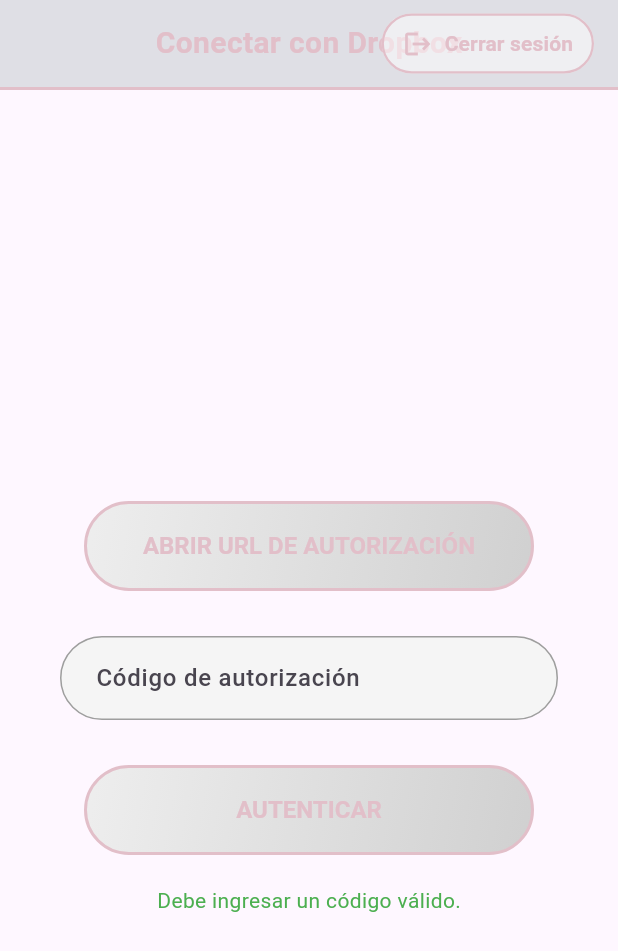
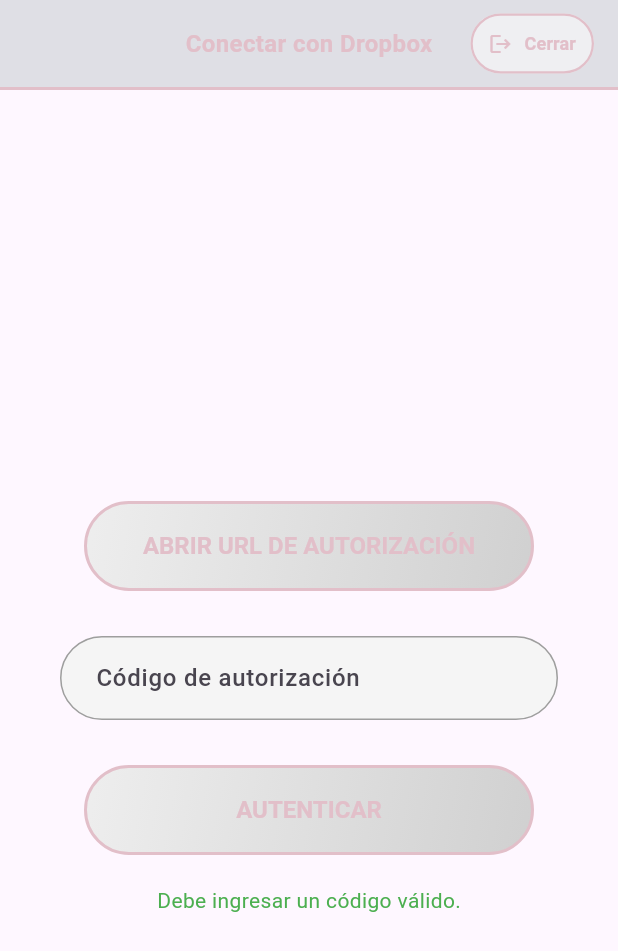
Before and after one commit to jnahuel-developer/valen_market_admin, a Flutter app: the WebDropboxAuthScreen screen opened by its route, after a tap on "ABRIR URL DE AUTORIZACIÓN", after a tap on "AUTENTICAR", on a phone screen of 412 x 824 dp. Shown: the top 951 px of the screen. Run offline on Flutter 3.47's test engine with Material 3 defaults, Android fonts, the phone set to English and light mode, and no system bars; our stand-ins replace cloud_firestore, firebase_auth, firebase_core, flutter_secure_storage, flutter_svg, google_sign_in and 2 more; missing offline and left inert: dart:html, googleapis, oauth2; accounts and stored records are empty.

Commit message:
mod0010 - Se agrega el soporte de imágenes de los productos en Dropbox, y se mejora el manejo de Tokens en el inicio y cierre de sesión

```diff
--- a/lib/services/firebase/dropbox_keys.dart
+++ b/lib/services/firebase/dropbox_keys.dart
@@ -2,6 +2,31 @@
 
 class FirebaseService {
   static final FirebaseFirestore _db = FirebaseFirestore.instance;
+
+  static Future<Map<String, String>?> getDropboxGlobalKeys() async {
+    try {
+      final doc = await FirebaseFirestore.instance
+          .collection('config')
+          .doc('dropbox')
+          .get();
+
+      if (doc.exists) {
+        final data = doc.data();
+        if (data != null &&
+            data['appKey'] != null &&
+            data['appSecret'] != null) {
+          return {
+            'appKey': data['appKey'],
+            'appSecret': data['appSecret'],
+          };
+        }
+      }
+      return null;
+    } catch (e) {
+      print('[DropboxKeys] ❌ Error al obtener claves globales: $e');
+      return null;
+    }
+  }
 
   /// Obtiene las claves de Dropbox para el admin autenticado.
   /// Retorna null si no existen claves válidas.
--- a/lib/web_flow/features/dropbox/screens/web_dropbox_auth_screen.dart
+++ b/lib/web_flow/features/dropbox/screens/web_dropbox_auth_screen.dart
@@ -23,30 +23,21 @@
   @override
   void initState() {
     super.initState();
-    _cargarClaves();
+    _cargarClavesGlobales();
   }
 
-  Future<void> _cargarClaves() async {
-    print('[DropboxAuth] Iniciando carga de claves...');
+  Future<void> _cargarClavesGlobales() async {
+    print('[DropboxAuth] Iniciando carga de claves globales...');
 
     try {
-      final adminId = await _secureStorage.read(key: 'UID');
-      print('[DropboxAuth] UID leído desde storage: $adminId');
-
-      if (adminId == null || adminId.isEmpty) {
-        setState(() => _mensaje = 'Error: No se encontró UID de sesión.');
-        print('[DropboxAuth] UID no disponible');
-        return;
-      }
-
-      final claves = await FirebaseService.getDropboxAdminKeys(adminId);
-      print('[DropboxAuth] Claves obtenidas: ${claves != null}');
+      final claves = await FirebaseService.getDropboxGlobalKeys();
+      print('[DropboxAuth] Claves globales obtenidas: ${claves != null}');
 
       if (claves == null ||
           claves['appKey'] == null ||
           claves['appSecret'] == null) {
-        setState(
-            () => _mensaje = 'Error: No se encontraron claves de Dropbox.');
+        setState(() =>
+            _mensaje = 'Error: No se encontraron claves globales de Dropbox.');
         print('[DropboxAuth] Claves nulas o incompletas');
         return;
       }
@@ -84,7 +75,6 @@
     }
 
     print('[DropboxAuth] Iniciando autenticación con código ingresado...');
-
     setState(() => _mensaje = null);
 
     try {
--- a/lib/web_flow/widgets/custom_web_top_bar.dart
+++ b/lib/web_flow/widgets/custom_web_top_bar.dart
@@ -34,14 +34,23 @@
     );
 
     if (confirmar == true) {
+      try {
         await AuthServiciosFirebaseWeb.logout();
-      await DropboxServiciosWeb.clearAccessToken();
+        await DropboxServiciosWeb.limpiarTokens();
+
         if (context.mounted) {
           Navigator.pushNamedAndRemoveUntil(
             context,
             PANTALLA_WEB__Login,
             (_) => false,
           );
+        }
+      } catch (e) {
+        if (context.mounted) {
+          ScaffoldMessenger.of(context).showSnackBar(
+            const SnackBar(content: Text('Error al cerrar sesión')),
+          );
+        }
       }
     }
   }
@@ -62,6 +71,10 @@
   Widget build(BuildContext context) {
     final bool mostrarFlecha = pantallaPadreRouteName != null &&
         pantallaPadreRouteName != ModalRoute.of(context)?.settings.name;
+
+    final isMobile = MediaQuery.of(context).size.width < 600;
+    final titleFontSize = isMobile ? 16.0 : 20.0;
+    final buttonFontSize = isMobile ? 12.0 : 14.0;
 
     return Container(
       height: 60,
@@ -93,8 +106,8 @@
           Center(
             child: Text(
               titulo,
-              style: const TextStyle(
-                fontSize: 20,
+              style: TextStyle(
+                fontSize: titleFontSize,
                 color: WebColors.textoRosa,
                 fontWeight: FontWeight.bold,
               ),
@@ -106,16 +119,19 @@
             alignment: Alignment.centerRight,
             child: ElevatedButton.icon(
               onPressed: () => _confirmarLogout(context),
-              icon: const Icon(Icons.logout, size: 20),
-              label: const Text(
-                'Cerrar sesión',
-                style: TextStyle(fontWeight: FontWeight.w600),
+              icon: Icon(Icons.logout, size: isMobile ? 16 : 20),
+              label: Text(
+                isMobile ? 'Cerrar' : 'Cerrar sesión',
+                style: TextStyle(
+                  fontSize: buttonFontSize,
+                  fontWeight: FontWeight.w600,
+                ),
               ),
               style: ElevatedButton.styleFrom(
                 backgroundColor: WebColors.blancoTraslucido,
                 foregroundColor: WebColors.textoRosa,
                 elevation: 0,
-                padding: const EdgeInsets.symmetric(horizontal: 14),
+                padding: const EdgeInsets.symmetric(horizontal: 12),
                 shape: RoundedRectangleBorder(
                   borderRadius: BorderRadius.circular(20),
                   side: const BorderSide(
```
Also changed, not shown: lib/services/dropbox/dropbox_servicios_web.dart (+58 -62 lines), lib/web_flow/features/catalogo/screens/web_agregar_producto_screen.dart (+14 -2 lines), lib/web_flow/features/catalogo/screens/web_ver_catalogo_screen.dart (+35 -12 lines), lib/web_flow/features/dropbox/screens/web_dropbox_check_screen.dart (+3 -4 lines), lib/web_flow/widgets/custom_shop_item_description.dart (+11 -6 lines), 1 other file. Lines whose indentation alone changed are shown as unchanged.
